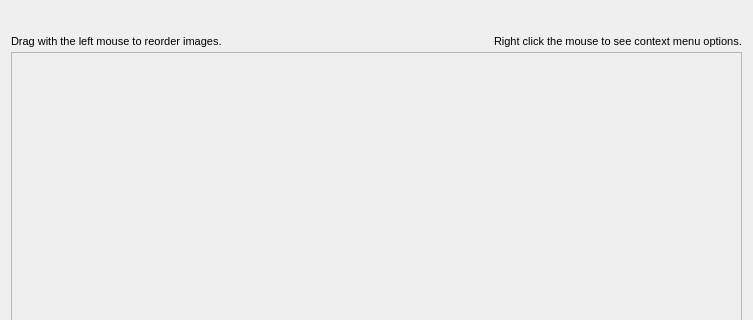
First picture: the form in code/display/QtViewer/ImageManager/ImageManagerDialog.ui, repository radio-astro/casa, before the edit; both pictures show x 0 to 753 and y 0 to 320 of the 753 by 480 pixel window.
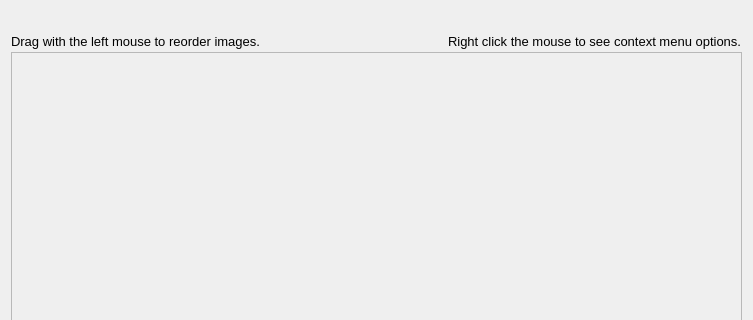
Second picture: the form after the edit.

Commit message: New Development: No             JIRA Issue: CAS-7608         Ready for Test: Yes      Interface Changes: No What Interface Changed: Please list interface changes          Test Programs: List test programs   Put in Release Notes: No              Module(s): Viewer            Description: Font too small on MAC.

```diff
--- a/code/display/QtViewer/ImageManager/ImageManagerDialog.ui
+++ b/code/display/QtViewer/ImageManager/ImageManagerDialog.ui
@@ -48,7 +48,7 @@
       <widget class="QLabel" name="label">
        <property name="font">
         <font>
-         <pointsize>8</pointsize>
+         <pointsize>10</pointsize>
         </font>
        </property>
        <property name="text">
@@ -73,7 +73,7 @@
       <widget class="QLabel" name="label_2">
        <property name="font">
         <font>
-         <pointsize>8</pointsize>
+         <pointsize>10</pointsize>
         </font>
        </property>
        <property name="text">
```
The commit also changes 1 other file.
